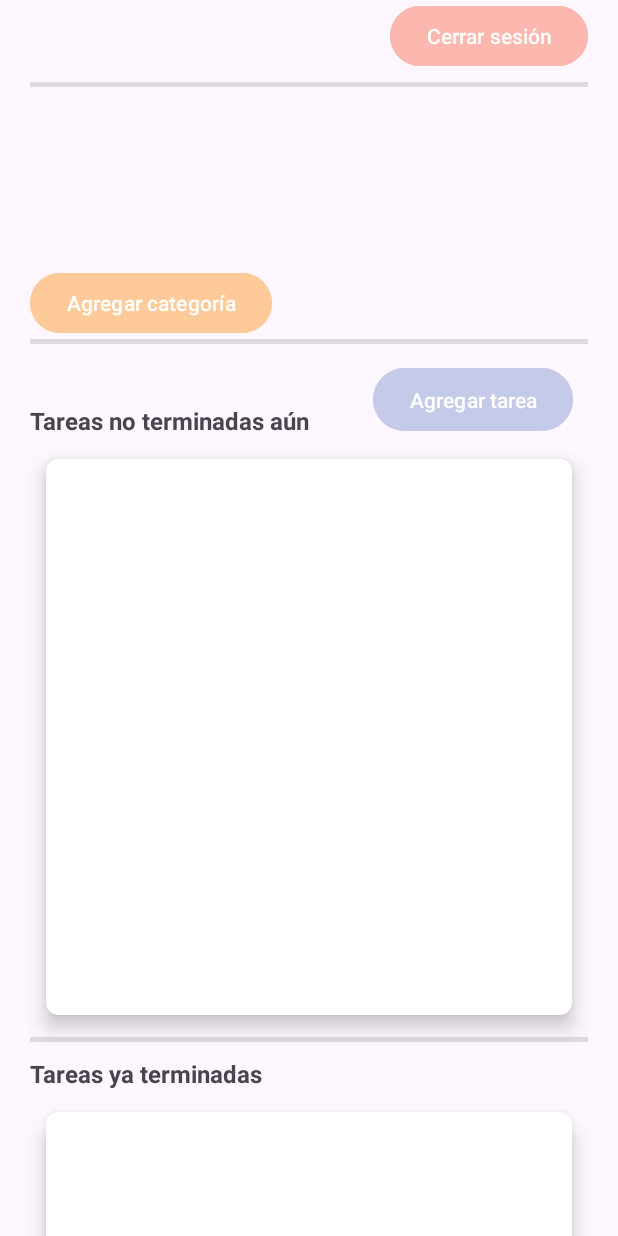
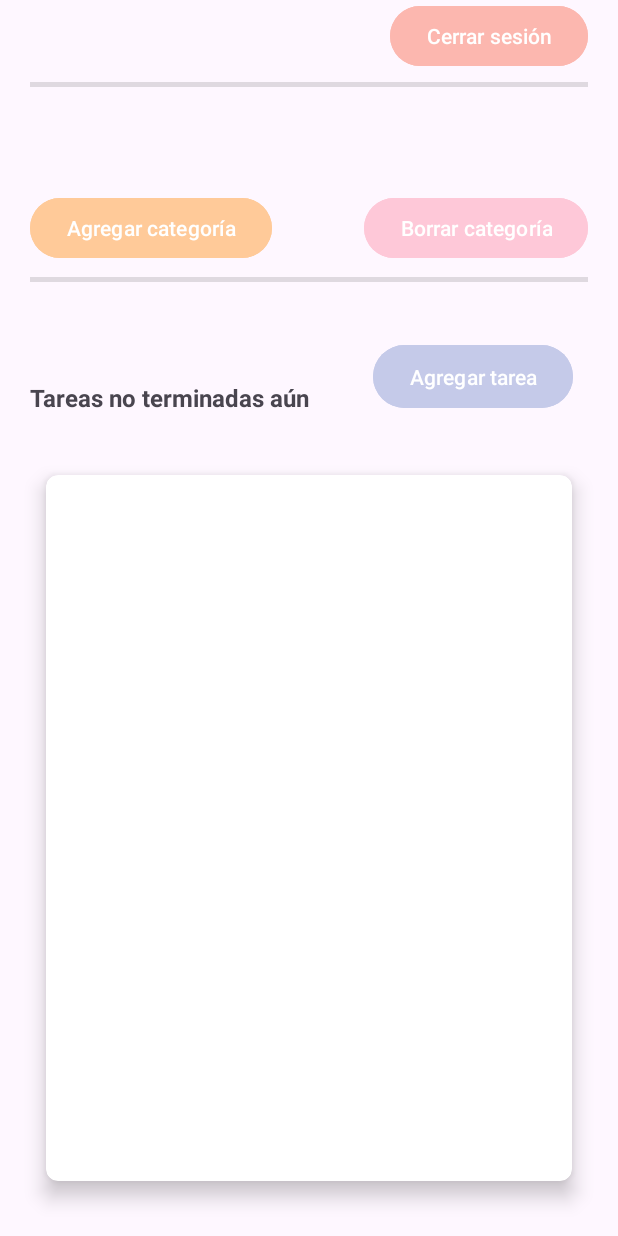
Before and after one commit to jinxAlex/TaskList, an Android app: the screen it shows after launch once a user with an empty profile is signed in (TareasActivity), on a phone screen of 412 x 824 dp. Run offline under Robolectric (Android 15) with nearby library versions, the phone set to English and light mode, and no system bars; our stand-ins replace Firebase (no records; nobody signed in at launch, a user with empty details on screens opened directly), Picasso; pictures from the network do not load.

Commit message:
Añadido varias funcionalidades

```diff
--- a/app/src/main/java/com/example/tasklist/AddCategoria.kt
+++ b/app/src/main/java/com/example/tasklist/AddCategoria.kt
@@ -102,12 +102,10 @@ class AddCategoria : AppCompatActivity() {
         lifecycleScope.launch(Dispatchers.IO) {
             try {
                 val iconos = ApiIcono.api.getIconos(getString(R.string.icon_api_key),busqueda, 20)
-
                 val lista = iconos.body()?.listaIconos ?: mutableListOf()
                 withContext(Dispatchers.Main) {
                     if (lista.isNotEmpty()) {
                         adapter.lista = lista
-                        Log.d("LISTA",lista.toString())
                         adapter.notifyDataSetChanged()
                     } else {
                         Toast.makeText(this@AddCategoria, "No se encontraron iconos", Toast.LENGTH_SHORT).show()
--- a/app/src/main/java/com/example/tasklist/Preferences.kt
+++ b/app/src/main/java/com/example/tasklist/Preferences.kt
@@ -2,7 +2,6 @@ package com.example.tasklist
 
 import android.content.Context
 import android.content.Context.MODE_PRIVATE
-import com.example.tasklist.models.Categoria
 
 class Preferences(c: Context) {
 
--- a/app/src/main/java/com/example/tasklist/models/Categoria.kt
+++ /dev/null
@@ -1,6 +0,0 @@
-package com.example.tasklist.models
-
-data class Categoria(
-    val nombre: String,
-    val imagen: String
-)
--- a/app/src/main/java/com/example/tasklist/models/Tarea.kt
+++ b/app/src/main/java/com/example/tasklist/models/Tarea.kt
@@ -1,4 +1,6 @@
 package com.example.tasklist.models
+
+import java.io.Serializable
 
 data class Tarea(
     val id: Int,
@@ -10,5 +12,4 @@ data class Tarea(
     val localizacion: String,
     val pagina: String,
     val prioridad: Boolean
-) {
-}
+): Serializable
--- a/app/src/main/res/layout/activity_add_tarea.xml
+++ b/app/src/main/res/layout/activity_add_tarea.xml
@@ -153,7 +153,7 @@
         android:layout_width="wrap_content"
         android:layout_height="wrap_content"
         android:layout_marginTop="20dp"
-        android:text="TextView"
+        android:text="@string/add_tarea_tv_extras"
         app:layout_constraintEnd_toEndOf="parent"
         app:layout_constraintHorizontal_bias="0.5"
         app:layout_constraintStart_toStartOf="parent"
--- a/app/src/main/res/layout/activity_tareas.xml
+++ b/app/src/main/res/layout/activity_tareas.xml
@@ -15,7 +15,7 @@
         <androidx.fragment.app.FragmentContainerView
             android:id="@+id/fg_categoria"
             android:layout_width="0dp"
-            android:layout_height="100dp"
+            android:layout_height="50dp"
             android:layout_marginStart="20dp"
             android:layout_marginTop="20dp"
             android:layout_marginEnd="20dp"
@@ -32,10 +32,10 @@
             android:background="?android:attr/listDivider"
             app:layout_constraintBottom_toBottomOf="parent"
             app:layout_constraintEnd_toEndOf="parent"
-            app:layout_constraintHorizontal_bias="1.0"
+            app:layout_constraintHorizontal_bias="0.0"
             app:layout_constraintStart_toStartOf="parent"
             app:layout_constraintTop_toBottomOf="@+id/btn_add_categoria"
-            app:layout_constraintVertical_bias="0.0" />
+            app:layout_constraintVertical_bias="0.007" />
 
         <View
             android:id="@+id/separator3"
@@ -66,7 +66,7 @@
         <androidx.cardview.widget.CardView
             android:id="@+id/iv"
             android:layout_width="0dp"
-            android:layout_height="400dp"
+            android:layout_height="500dp"
             android:layout_marginEnd="20dp"
             app:cardCornerRadius="8dp"
             app:cardElevation="8dp"
@@ -89,7 +89,7 @@
             android:layout_width="wrap_content"
             android:layout_height="wrap_content"
             android:layout_marginStart="20dp"
-            android:layout_marginTop="10dp"
+            android:layout_marginTop="30dp"
             android:text="@string/main_tv_tareas_hechas"
             android:textSize="16sp"
             android:textStyle="bold"
@@ -110,22 +110,20 @@
             app:layout_constraintHorizontal_bias="0.0"
             app:layout_constraintStart_toStartOf="parent"
             app:layout_constraintTop_toTopOf="parent"
-            app:layout_constraintVertical_bias="0.55" />
+            app:layout_constraintVertical_bias="0.6" />
 
         <androidx.cardview.widget.CardView
             android:id="@+id/cardView2"
             android:layout_width="0dp"
-            android:layout_height="400dp"
+            android:layout_height="500dp"
             android:layout_marginEnd="20dp"
             app:cardCornerRadius="8dp"
             app:cardElevation="8dp"
             app:cardUseCompatPadding="true"
-            app:layout_constraintBottom_toBottomOf="parent"
             app:layout_constraintEnd_toEndOf="parent"
             app:layout_constraintHorizontal_bias="0.5"
             app:layout_constraintStart_toStartOf="@+id/tv_tareas_hechas"
-            app:layout_constraintTop_toBottomOf="@+id/tv_tareas_hechas"
-            app:layout_constraintVertical_bias="0.0">
+            app:layout_constraintTop_toBottomOf="@+id/tv_tareas_hechas">
 
             <androidx.recyclerview.widget.RecyclerView
                 android:id="@+id/recycler_tareas_hechas"
@@ -153,10 +151,8 @@
             android:layout_height="wrap_content"
             android:backgroundTint="#fcb7af"
             android:text="@string/main_btn_cerrar_sesion"
-            app:layout_constraintBottom_toBottomOf="parent"
             app:layout_constraintEnd_toEndOf="@+id/separator3"
-            app:layout_constraintTop_toTopOf="parent"
-            app:layout_constraintVertical_bias="0.0" />
+            app:layout_constraintTop_toTopOf="parent" />
 
         <Button
             android:id="@+id/btn_add_categoria"
@@ -168,11 +164,24 @@
             app:layout_constraintStart_toStartOf="@+id/fg_categoria"
             app:layout_constraintTop_toBottomOf="@+id/fg_categoria" />
 
+        <Button
+            android:id="@+id/btn_borrar_categoria"
+            android:layout_width="wrap_content"
+            android:layout_height="wrap_content"
+            android:layout_marginStart="20dp"
+            android:layout_marginTop="10dp"
+            android:backgroundTint="#FEC8D8"
+            android:text="@string/main_btn_borrar_categoria"
+            app:layout_constraintEnd_toEndOf="@+id/fg_categoria"
+            app:layout_constraintHorizontal_bias="1.0"
+            app:layout_constraintStart_toEndOf="@+id/btn_add_categoria"
+            app:layout_constraintTop_toBottomOf="@+id/fg_categoria" />
+
         <TextView
             android:id="@+id/tv_email_iniciado_sesion"
             android:layout_width="wrap_content"
             android:layout_height="wrap_content"
-            app:layout_constraintBottom_toTopOf="@+id/separator3"
+            app:layout_constraintBottom_toBottomOf="@+id/btn_cerrar_sesion"
             app:layout_constraintStart_toStartOf="@+id/separator3" />
 
     </androidx.constraintlayout.widget.ConstraintLayout>
--- a/app/src/main/res/values/strings.xml
+++ b/app/src/main/res/values/strings.xml
@@ -2,6 +2,7 @@
     <string name="app_name">TaskList</string>
     <string name="main_btn_cerrar_sesion">Cerrar sesión</string>
     <string name="main_btn_add_categoria">Agregar categoría</string>
+    <string name="main_btn_borrar_categoria">Borrar categoría</string>
     <string name="main_tv_tareas_hechas">Tareas ya terminadas</string>
     <string name="main_btn_agregar">Agregar tarea</string>
     <string name="main_tv_tareas_por_hacer">Tareas no terminadas aún</string>
@@ -15,6 +16,7 @@
     <string name="add_tarea_tv_descripcion">Descripción:</string>
     <string name="add_tarea_et_descripcion">Introduce aquí la descripción de la tarea</string>
     <string name="add_tarea_tv_titulo"> Añadir tarea</string>
+    <string name="add_tarea_tv_extras">Aún no se han agregado extras</string>
     <string name="login_activity_tv_email">Email: </string>
     <string name="login_activity_tv_pass">Contraseña: </string>
     <string name="login_activity_btn_registrar">Registrarme </string>
```
Also changed, not shown: app/src/main/java/com/example/tasklist/AddTarea.kt (+28 -5 lines), app/src/main/java/com/example/tasklist/TareasActivity.kt (+40 -16 lines).
